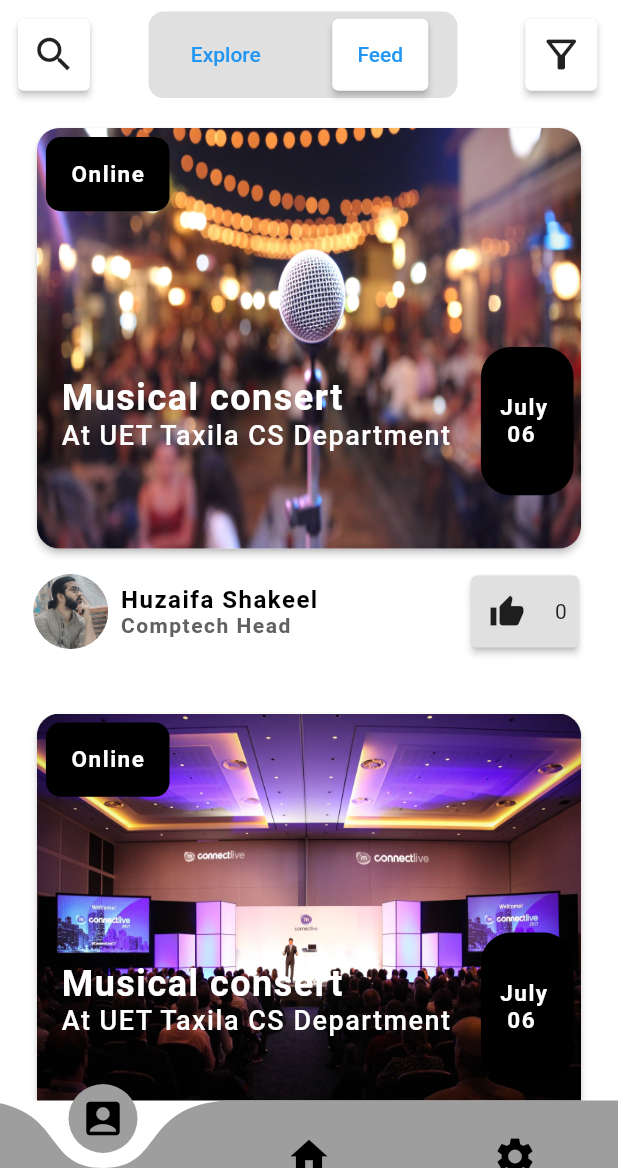
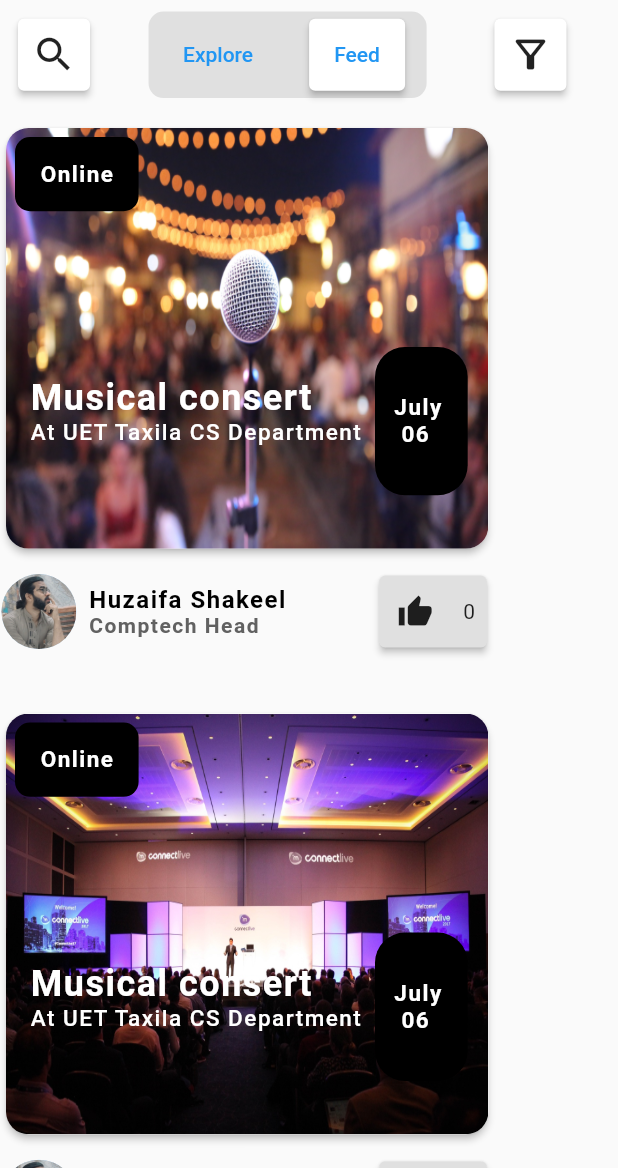
Before and after one commit to qasimsiddiqui/events_app, a Flutter app: the screen it shows once a user with an empty profile is signed in, after a tap on "Feed", on a phone screen of 412 x 824 dp, the part 68-1236 px from its top. Run offline on Flutter 3.47's test engine with Material 2 defaults, Android fonts, the phone set to English and light mode, and no system bars; drawn by our look-alikes of curved_navigation_bar; our stand-ins replace cloud_firestore, dotted_border, firebase_auth, firebase_core, flutter_spinkit, google_fonts and 2 more; accounts and stored records are empty; Roboto replaces fonts that are missing (Adamina).

Commit message:
minor fixes

```diff
--- a/lib/models/society.dart
+++ b/lib/models/society.dart
@@ -1,7 +1,6 @@
 import 'package:cloud_firestore/cloud_firestore.dart';
 import 'package:events_app/models/event.dart';
 import 'package:events_app/models/user.dart';
-import 'package:firebase_auth/firebase_auth.dart';
 
 class SocietyModel {
   static const ID = "id";
--- a/lib/providers/eventProvider.dart
+++ b/lib/providers/eventProvider.dart
@@ -1,7 +1,6 @@
 import 'package:events_app/database/eventServices.dart';
 import 'package:events_app/models/event.dart';
 import 'package:firebase_auth/firebase_auth.dart';
-import 'package:firebase_core/firebase_core.dart';
 import 'package:flutter/cupertino.dart';
 
 class EventProvider with ChangeNotifier {
@@ -38,7 +37,6 @@ class EventProvider with ChangeNotifier {
     notifyListeners();
   }
 
-  // ignore: non_constant_identifier_names
   Future<bool> createEvent() async {
     _auth = FirebaseAuth.instance;
     try {
--- a/lib/providers/societyProvider.dart
+++ b/lib/providers/societyProvider.dart
@@ -11,7 +11,7 @@ class SocietyProvider with ChangeNotifier {
   TextEditingController goals = TextEditingController();
   String type = "";
   String department = "";
-  DateTime SocietyCreationTime = DateTime.now();
+  DateTime societyCreationTime = DateTime.now();
 
   SocietyProvider.initialize() {
     print("Initialized");
@@ -27,7 +27,7 @@ class SocietyProvider with ChangeNotifier {
         "goals": goals.text,
         "type": type,
         "department": department,
-        "creationdate": SocietyCreationTime,
+        "creationdate": societyCreationTime,
         "admin": "Qasim Siddiqui",
       };
       _societyServices.createSociety(values);
--- a/lib/screens/homePage.dart
+++ b/lib/screens/homePage.dart
@@ -31,8 +31,6 @@ class _HomePageState extends State<HomePage> {
     double width = MediaQuery.of(context).size.width;
     double height = MediaQuery.of(context).size.height;
     return Scaffold(
-      bottomNavigationBar: BottomNavBar(active: 1),
-      backgroundColor: Colors.white,
       body: SingleChildScrollView(
         child: SafeArea(
           child: Column(
@@ -63,7 +61,7 @@ class _HomePageState extends State<HomePage> {
                     Padding(padding: EdgeInsets.only(left: width * 0.085)),
                     Container(
                       height: height * 0.07,
-                      width: width * 0.5,
+                      width: width * 0.45,
                       decoration: BoxDecoration(
                         color: Colors.grey.shade300,
                         borderRadius: BorderRadius.circular(10),
@@ -114,6 +112,7 @@ class _HomePageState extends State<HomePage> {
                 padding: const EdgeInsets.only(top: 8.0),
                 child: isfeed
                     ? Column(
+                        crossAxisAlignment: CrossAxisAlignment.start,
                         children: mylist
                             .map((e) => GestureDetector(
                                   onTap: () {},
--- a/lib/widgets/eventSummaryCard.dart
+++ b/lib/widgets/eventSummaryCard.dart
@@ -77,8 +77,8 @@ class EventSummaryCard extends StatelessWidget {
                         width: width * 0.18,
                         child: ClipRRect(
                             borderRadius: BorderRadius.all(Radius.circular(10)),
-                            child: FlatButton(
-                              color: Colors.black,
+                            child: TextButton(
+                              //color: Colors.black,
                               child: CustomText(
                                   text: "Save",
                                   color: Colors.white,
--- a/lib/widgets/event_feed.dart
+++ b/lib/widgets/event_feed.dart
@@ -22,7 +22,7 @@ class _EventFeedState extends State<EventFeed> {
     double width = MediaQuery.of(context).size.width;
     double height = MediaQuery.of(context).size.height;
     return Row(
-      mainAxisAlignment: MainAxisAlignment.spaceAround,
+      mainAxisAlignment: MainAxisAlignment.start,
       children: [
         Column(
           // mainAxisAlignment: MainAxisAlignment.start,
@@ -31,7 +31,7 @@ class _EventFeedState extends State<EventFeed> {
               children: [
                 Container(
                   height: height * 0.35,
-                  width: width * 0.9,
+                  width: width * 0.8,
                   child: Card(
                     elevation: 2,
                     child: Container(
@@ -64,7 +64,7 @@ class _EventFeedState extends State<EventFeed> {
                 ),
                 Padding(
                   //get screen size and adjust pedding (later)
-                  padding: const EdgeInsets.fromLTRB(300, 150, 0, 0),
+                  padding: const EdgeInsets.fromLTRB(250, 150, 0, 0),
                   child: Container(
                     height: height * 0.12,
                     width: width * 0.15,
@@ -94,7 +94,7 @@ class _EventFeedState extends State<EventFeed> {
                       CustomText(
                         text: "At UET Taxila CS Department",
                         fontWeight: FontWeight.w500,
-                        size: 18,
+                        size: 15,
                         color: Colors.white,
                       ),
                     ],
@@ -127,7 +127,7 @@ class _EventFeedState extends State<EventFeed> {
                     ),
                   ),
                   Padding(
-                    padding: const EdgeInsets.only(left: 90),
+                    padding: const EdgeInsets.only(left: 50),
                     child: Card(
                       color: Colors.grey.shade300,
                       elevation: 2,
--- a/pubspec.yaml
+++ b/pubspec.yaml
@@ -21,10 +21,11 @@ environment:
   sdk: ">=2.12.0 <3.0.0"
 
 dependencies:
-
   flutter:
     sdk: flutter
+  cloud_firestore: ^2.4.0
   cupertino_icons: ^1.0.2
+  curved_navigation_bar: ^1.0.1
   dotted_border: ^2.0.0
   firebase_auth: ^3.0.1
   firebase_core: ^1.4.0
@@ -33,8 +34,6 @@ dependencies:
   provider: ^5.0.0
   transparent_image: ^2.0.0
   validators: ^3.0.0
-  cloud_firestore: ^2.4.0
-  curved_navigation_bar: ^1.0.1
 
 dev_dependencies:
   flutter_test:
@@ -52,7 +51,6 @@ flutter:
   # To add assets to your application, add an assets section, like this:
   assets:
     - images/
-
   # An image asset can refer to one or more resolution-specific "variants", see
   # https://flutter.dev/assets-and-images/#resolution-aware.
   # For details regarding adding assets from package dependencies, see
```
Also changed, not shown: lib/main.dart (+5 -11 lines), lib/screens/create_event.dart (+9 -20 lines), lib/screens/society_details.dart (+5 -9 lines), lib/widgets/societyEventDetails.dart (+3 -4 lines), pubspec.lock.
